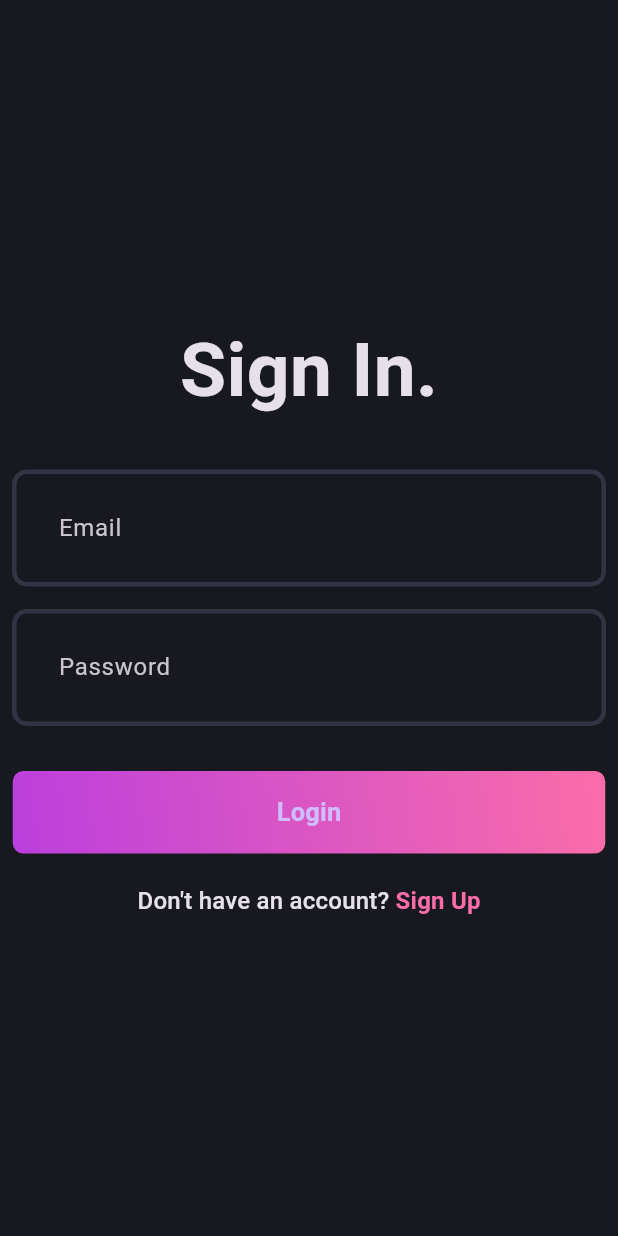
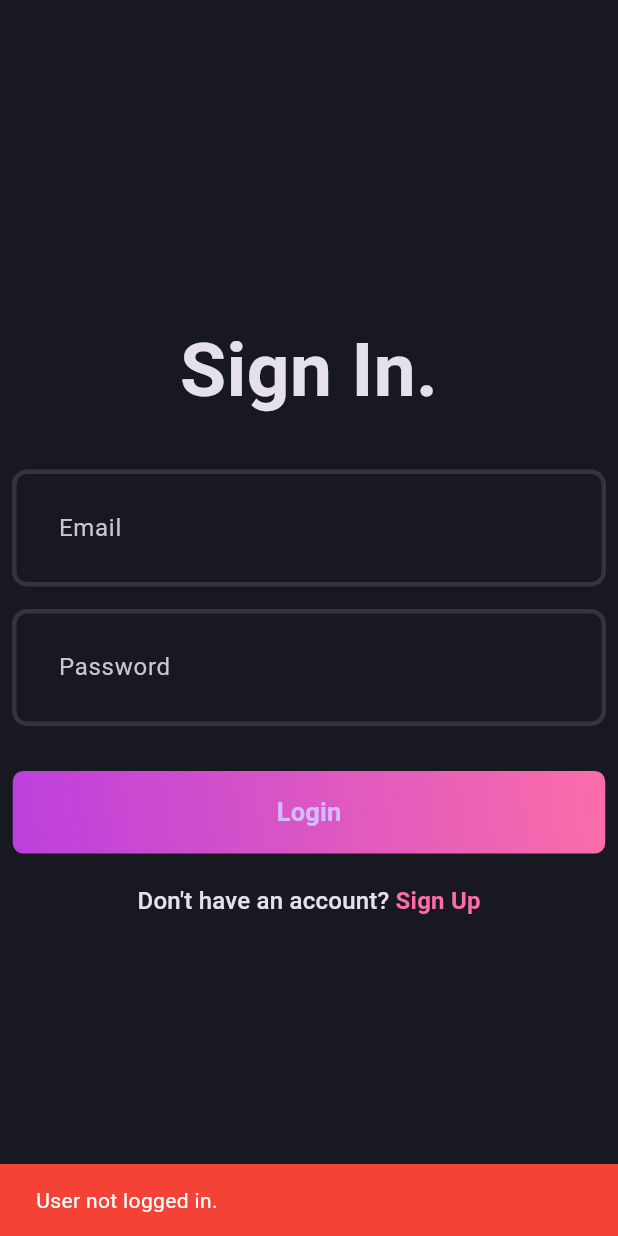
Before and after one commit to emonxcode/flutter_bloc_tdd_clean_architecture, a Flutter app: the first screen one second after launch, on a phone screen of 412 x 824 dp. Run offline on Flutter 3.47's test engine with Material 3 defaults, Android fonts, the phone set to English and light mode, and no system bars; our stand-ins replace dartz, equatable, flutter_bloc, get_it, supabase_flutter; accounts and stored records are empty.

Commit message:
auth sessions

```diff
--- /dev/null
+++ b/lib/core/common/cubits/app_user/app_user_cubit.dart
@@ -0,0 +1,16 @@
+import 'package:bloc_clean_architecture_tdd_solid/core/common/entities/user.entity.dart';
+import 'package:equatable/equatable.dart';
+import 'package:flutter_bloc/flutter_bloc.dart';
+part 'app_user_state.dart';
+
+class AppUserCubit extends Cubit<AppUserState> {
+  AppUserCubit() : super(AppUserInitial());
+
+  void updateUser(User? user) {
+    if (user == null) {
+      emit(AppUserInitial());
+    } else {
+      emit(AppUserLoggedIn(user: user));
+    }
+  }
+}
--- /dev/null
+++ b/lib/core/common/cubits/app_user/app_user_state.dart
@@ -0,0 +1,21 @@
+part of 'app_user_cubit.dart';
+
+sealed class AppUserState extends Equatable {
+  const AppUserState();
+
+  @override
+  List<Object> get props => [];
+}
+
+final class AppUserInitial extends AppUserState {}
+
+final class AppUserLoggedIn extends AppUserState {
+  final User user;
+
+ const AppUserLoggedIn({required this.user});
+}
+
+
+
+// core cannot depend on other features
+// other features can depend on core
--- a/lib/core/usecase/usecase.dart
+++ b/lib/core/usecase/usecase.dart
@@ -4,3 +4,5 @@ import 'package:dartz/dartz.dart';
 abstract interface class UseCase<T, Params> {
   Future<Either<Failure, T>> call(Params params);
 }
+
+class NoParams {}
--- a/lib/features/authentication/data/repositories/auth.repository.impl.dart
+++ b/lib/features/authentication/data/repositories/auth.repository.impl.dart
@@ -2,7 +2,7 @@ import 'package:bloc_clean_architecture_tdd_solid/core/error/exceptions.dart';
 import 'package:bloc_clean_architecture_tdd_solid/core/error/failures.dart';
 import 'package:bloc_clean_architecture_tdd_solid/features/authentication/domain/repository/auth.repository.dart';
 import 'package:dartz/dartz.dart';
-import '../../domain/entities/user.entity.dart';
+import '../../../../core/common/entities/user.entity.dart';
 import '../datasources/auth.remote.data.sources.dart';
 
 class AuthRepositoryImpl implements AuthRepository {
@@ -45,4 +45,17 @@ class AuthRepositoryImpl implements AuthRepository {
       return Left(Failure(exception.message));
     }
   }
+
+  @override
+  Future<Either<Failure, User>> currentUser() async {
+    try {
+      final user = await remoteDataSource.getCurrentUserData();
+      if (user == null) {
+        return Left(Failure('User not logged in.'));
+      }
+      return Right(user);
+    } on ServerException catch (exception) {
+      return Left(Failure(exception.message));
+    }
+  }
 }
--- a/lib/features/authentication/domain/repository/auth.repository.dart
+++ b/lib/features/authentication/domain/repository/auth.repository.dart
@@ -1,5 +1,5 @@
 import 'package:bloc_clean_architecture_tdd_solid/core/error/failures.dart';
-import 'package:bloc_clean_architecture_tdd_solid/features/authentication/domain/entities/user.entity.dart';
+import 'package:bloc_clean_architecture_tdd_solid/core/common/entities/user.entity.dart';
 import 'package:dartz/dartz.dart';
 
 abstract interface class AuthRepository {
@@ -9,8 +9,10 @@ abstract interface class AuthRepository {
     required String password,
   });
 
-   Future<Either<Failure, User>> loginWithEmailNPassword({
+  Future<Either<Failure, User>> loginWithEmailNPassword({
     required String email,
     required String password,
   });
+
+  Future<Either<Failure, User>> currentUser();
 }
--- /dev/null
+++ b/lib/features/authentication/domain/usecases/current.user.dart
@@ -0,0 +1,15 @@
+import 'package:bloc_clean_architecture_tdd_solid/core/error/failures.dart';
+import 'package:bloc_clean_architecture_tdd_solid/core/usecase/usecase.dart';
+import 'package:dartz/dartz.dart';
+import '../../../../core/common/entities/user.entity.dart';
+import '../repository/auth.repository.dart';
+
+class CurrentUser implements UseCase<User, NoParams> {
+  final AuthRepository authRepository;
+  CurrentUser(this.authRepository);
+
+  @override
+  Future<Either<Failure, User>> call(NoParams params) async {
+    return await authRepository.currentUser();
+  }
+}
--- a/lib/features/authentication/domain/usecases/user.login.dart
+++ b/lib/features/authentication/domain/usecases/user.login.dart
@@ -1,7 +1,7 @@
 import 'package:dartz/dartz.dart';
 import '../../../../core/error/failures.dart';
 import '../../../../core/usecase/usecase.dart';
-import '../entities/user.entity.dart';
+import '../../../../core/common/entities/user.entity.dart';
 import '../repository/auth.repository.dart';
 
 class UserLogin implements UseCase<User, UserLoginParams> {
--- a/lib/features/authentication/domain/usecases/user.signup.dart
+++ b/lib/features/authentication/domain/usecases/user.signup.dart
@@ -2,7 +2,7 @@ import 'package:bloc_clean_architecture_tdd_solid/core/error/failures.dart';
 import 'package:bloc_clean_architecture_tdd_solid/core/usecase/usecase.dart';
 import 'package:dartz/dartz.dart';
 
-import '../entities/user.entity.dart';
+import '../../../../core/common/entities/user.entity.dart';
 import '../repository/auth.repository.dart';
 
 class UserSignUp implements UseCase<User, UserSignUpParams> {
--- a/lib/features/authentication/presentation/bloc/auth_bloc.dart
+++ b/lib/features/authentication/presentation/bloc/auth_bloc.dart
@@ -1,25 +1,34 @@
+import 'package:bloc_clean_architecture_tdd_solid/core/common/cubits/app_user/app_user_cubit.dart';
+import 'package:bloc_clean_architecture_tdd_solid/core/usecase/usecase.dart';
+import 'package:bloc_clean_architecture_tdd_solid/features/authentication/domain/usecases/current.user.dart';
 import 'package:bloc_clean_architecture_tdd_solid/features/authentication/domain/usecases/user.login.dart';
 import 'package:bloc_clean_architecture_tdd_solid/features/authentication/domain/usecases/user.signup.dart';
-import 'package:dartz/dartz.dart';
 import 'package:equatable/equatable.dart';
 import 'package:flutter_bloc/flutter_bloc.dart';
 
-import '../../domain/entities/user.entity.dart';
+import '../../../../core/common/entities/user.entity.dart';
 part 'auth_event.dart';
 part 'auth_state.dart';
 
 class AuthBloc extends Bloc<AuthEvent, AuthState> {
   final UserSignUp _userSignUp;
   final UserLogin _userLogin;
+  final CurrentUser _currentUser;
+  final AppUserCubit _appUserCubit;
 
   AuthBloc({
     required UserSignUp userSignUp,
     required UserLogin userLogin,
+    required CurrentUser currentUser,
+    required AppUserCubit appUserCubit,
   })  : _userSignUp = userSignUp,
         _userLogin = userLogin,
+        _currentUser = currentUser,
+        _appUserCubit = appUserCubit,
         super(AuthInitial()) {
     on<AuthSignUp>(_onAuthSignUp);
     on<AuthLogin>(_onAuthLogin);
+    on<AuthIsUserLoggedIn>(_isUserLoggedIn);
   }
 
   void _onAuthSignUp(AuthSignUp event, Emitter<AuthState> emit) async {
@@ -31,12 +40,8 @@ class AuthBloc extends Bloc<AuthEvent, AuthState> {
     ));
 
     response.fold(
-      (l) {
-        emit(AuthFailure(message: l.message));
-      },
-      (r) {
-        emit(AuthSuccess(uid: r));
-      },
+      (l) => emit(AuthFailure(message: l.message)),
+      (r) => _emitAuthSucess(r, emit),
     );
   }
 
@@ -48,12 +53,24 @@ class AuthBloc extends Bloc<AuthEvent, AuthState> {
     ));
 
     response.fold(
-      (l) {
-        emit(AuthFailure(message: l.message));
-      },
-      (r) {
-        emit(AuthSuccess(uid: r));
-      },
+      (l) => emit(AuthFailure(message: l.message)),
+      (r) => _emitAuthSucess(r, emit),
     );
   }
+
+  void _isUserLoggedIn(
+      AuthIsUserLoggedIn event, Emitter<AuthState> emit) async {
+    emit(AuthLoading());
+    final response = await _currentUser(NoParams());
+
+    response.fold(
+      (l) => emit(AuthFailure(message: l.message)),
+      (r) => _emitAuthSucess(r, emit),
+    );
+  }
+
+  void _emitAuthSucess(User user, Emitter<AuthState> emit) async {
+    _appUserCubit.updateUser(user);
+    emit(AuthSuccess(uid: user));
+  }
 }
--- a/lib/features/authentication/presentation/bloc/auth_event.dart
+++ b/lib/features/authentication/presentation/bloc/auth_event.dart
@@ -31,3 +31,5 @@ final class AuthLogin extends AuthEvent {
   @override
   List<Object> get props => [email, password];
 }
+
+final class AuthIsUserLoggedIn extends AuthEvent {}
--- a/lib/main.dart
+++ b/lib/main.dart
@@ -1,7 +1,8 @@
-
+import 'package:bloc_clean_architecture_tdd_solid/core/common/cubits/app_user/app_user_cubit.dart';
 import 'package:bloc_clean_architecture_tdd_solid/core/theme/theme.dart';
 import 'package:bloc_clean_architecture_tdd_solid/features/authentication/presentation/bloc/auth_bloc.dart';
 import 'package:bloc_clean_architecture_tdd_solid/features/authentication/presentation/pages/login.page.dart';
+import 'package:bloc_clean_architecture_tdd_solid/features/home/presentation/pages/home.page.dart';
 import 'package:flutter/material.dart';
 import 'package:flutter_bloc/flutter_bloc.dart';
 import 'inti.dependencies.dart';
@@ -10,9 +11,11 @@ void main() async {
   WidgetsFlutterBinding.ensureInitialized();
   await initDependencies();
 
-
   runApp(MultiBlocProvider(
     providers: [
+      BlocProvider<AppUserCubit>(
+        create: (_) => serviceLocator<AppUserCubit>(),
+      ),
       BlocProvider<AuthBloc>(
         create: (_) => serviceLocator<AuthBloc>(),
       ),
@@ -21,15 +24,36 @@ void main() async {
   ));
 }
 
-class MyApp extends StatelessWidget {
+class MyApp extends StatefulWidget {
   const MyApp({super.key});
+
+  @override
+  State<MyApp> createState() => _MyAppState();
+}
+
+class _MyAppState extends State<MyApp> {
+  @override
+  void initState() {
+    super.initState();
+    context.read<AuthBloc>().add(AuthIsUserLoggedIn());
+  }
 
   @override
   Widget build(BuildContext context) {
     return MaterialApp(
       title: 'Flutter Clean Architecture with Bloc and SOLID',
       theme: AppTheme.darkThemeMode,
-      home: const LoginPage(),
+      home: BlocSelector<AppUserCubit, AppUserState, bool>(
+        selector: (state) {
+          return state is AppUserLoggedIn;
+        },
+        builder: (context, isLoggedIn) {
+          if (isLoggedIn) {
+            return const HomePage();
+          }
+          return const LoginPage();
+        },
+      ),
     );
   }
 }
```
Also changed, not shown: lib/features/authentication/data/datasources/auth.remote.data.sources.dart (+25 -0 lines), lib/features/authentication/data/models/user.model.dart (+4 -4 lines), lib/features/home/presentation/pages/home.page.dart (added, +19 -0 lines), lib/inti.dependencies.dart (+14 -0 lines), lib/core/common/entities/user.entity.dart (renamed from lib/features/authentication/domain/entities/user.entity.dart).
